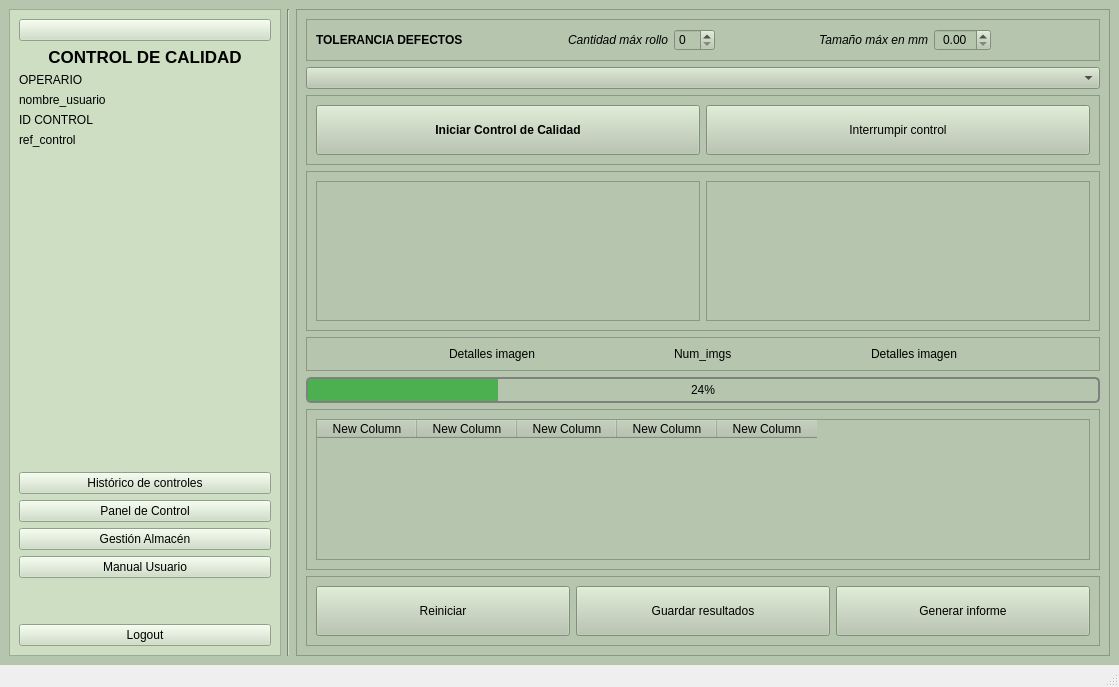
This is frontend/UI/menu_principal_v2.ui in PacoG86/isli as Qt 5 draws it before an edit. The edited form follows.
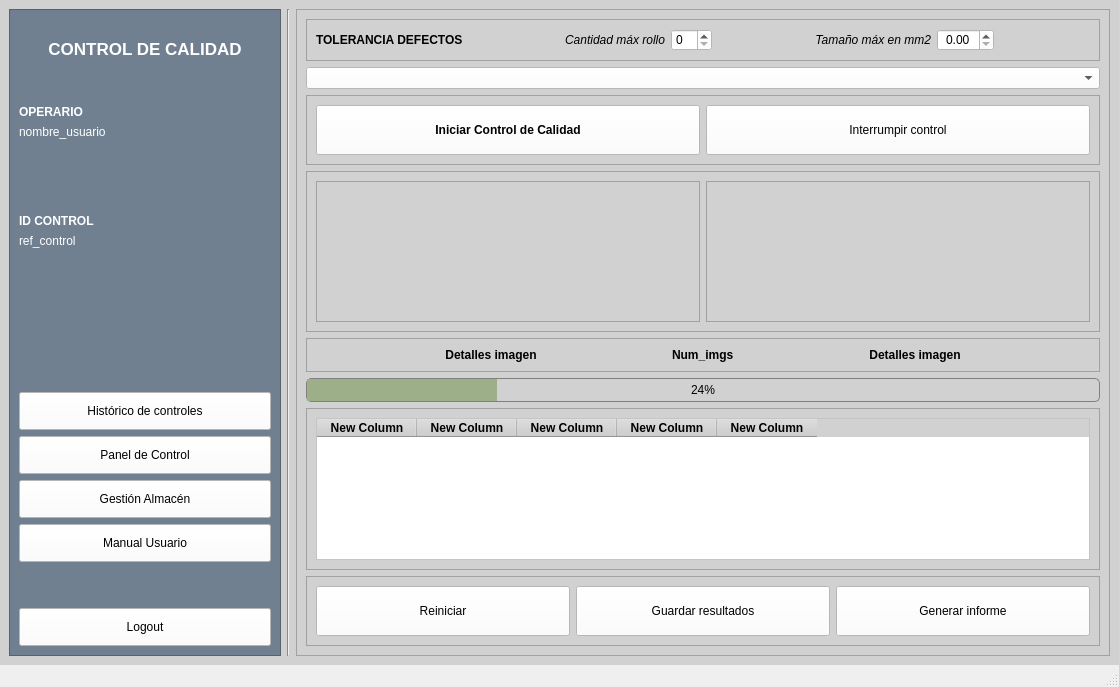
This is the edited form. Icons and pictures are not drawn.

Patch:
```diff
--- a/frontend/UI/menu_principal_v2.ui
+++ b/frontend/UI/menu_principal_v2.ui
@@ -21,7 +21,7 @@
   </property>
   <widget class="QWidget" name="centralwidget">
    <property name="styleSheet">
-    <string notr="true">background-color: rgb(182, 197, 173);</string>
+    <string notr="true">background-color: #D1D1D1;</string>
    </property>
    <layout class="QHBoxLayout" name="horizontalLayout_4">
     <item>
@@ -38,7 +38,7 @@
          </sizepolicy>
         </property>
         <property name="styleSheet">
-         <string notr="true">background-color: rgb(205, 222, 195);</string>
+         <string notr="true">background-color: #708090</string>
         </property>
         <property name="frameShape">
          <enum>QFrame::Shape::StyledPanel</enum>
@@ -46,9 +46,24 @@
         <property name="frameShadow">
          <enum>QFrame::Shadow::Raised</enum>
         </property>
-        <layout class="QVBoxLayout" name="verticalLayout_5" stretch="0,0,0,0,0,0,2,0,0,0,0,0,0">
+        <layout class="QVBoxLayout" name="verticalLayout_5" stretch="0,0,0,0,0,1,0,0,2,0,0,0,0,0,0">
          <item>
           <widget class="QPushButton" name="pushButton_15">
+           <property name="enabled">
+            <bool>false</bool>
+           </property>
+           <property name="styleSheet">
+            <string notr="true">QPushButton {
+    border: none;
+    background: transparent;
+}
+QPushButton:hover {
+    background: transparent;
+}
+QPushButton:pressed {
+    background: transparent;
+}</string>
+           </property>
            <property name="text">
             <string/>
            </property>
@@ -62,6 +77,9 @@
              <height>150</height>
             </size>
            </property>
+           <property name="flat">
+            <bool>true</bool>
+           </property>
           </widget>
          </item>
          <item>
@@ -72,6 +90,9 @@
              <bold>true</bold>
             </font>
            </property>
+           <property name="styleSheet">
+            <string notr="true">color: rgb(255, 255, 255);</string>
+           </property>
            <property name="text">
             <string>CONTROL DE CALIDAD</string>
            </property>
@@ -80,8 +101,29 @@
            </property>
           </widget>
          </item>
+         <item>
+          <spacer name="verticalSpacer_2">
+           <property name="orientation">
+            <enum>Qt::Orientation::Vertical</enum>
+           </property>
+           <property name="sizeHint" stdset="0">
+            <size>
+             <width>20</width>
+             <height>40</height>
+            </size>
+           </property>
+          </spacer>
+         </item>
          <item>
           <widget class="QLabel" name="label_2">
+           <property name="font">
+            <font>
+             <bold>true</bold>
+            </font>
+           </property>
+           <property name="styleSheet">
+            <string notr="true">color: rgb(255, 255, 255);</string>
+           </property>
            <property name="text">
             <string>OPERARIO</string>
            </property>
@@ -89,13 +131,43 @@
          </item>
          <item>
           <widget class="QLabel" name="label_3">
+           <property name="styleSheet">
+            <string notr="true">color: rgb(255, 255, 255);</string>
+           </property>
            <property name="text">
             <string>nombre_usuario</string>
            </property>
           </widget>
          </item>
+         <item>
+          <spacer name="verticalSpacer_3">
+           <property name="orientation">
+            <enum>Qt::Orientation::Vertical</enum>
+           </property>
+           <property name="sizeHint" stdset="0">
+            <size>
+             <width>20</width>
+             <height>40</height>
+            </size>
+           </property>
+          </spacer>
+         </item>
          <item>
           <widget class="QLabel" name="label_10">
+           <property name="minimumSize">
+            <size>
+             <width>0</width>
+             <height>0</height>
+            </size>
+           </property>
+           <property name="font">
+            <font>
+             <bold>true</bold>
+            </font>
+           </property>
+           <property name="styleSheet">
+            <string notr="true">color: rgb(255, 255, 255);</string>
+           </property>
            <property name="text">
             <string>ID CONTROL</string>
            </property>
@@ -103,6 +175,9 @@
          </item>
          <item>
           <widget class="QLabel" name="label_11">
+           <property name="styleSheet">
+            <string notr="true">color: rgb(255, 255, 255);</string>
+           </property>
            <property name="text">
             <string>ref_control</string>
            </property>
@@ -123,6 +198,15 @@
          </item>
          <item>
           <widget class="QPushButton" name="pushButton_historico">
+           <property name="minimumSize">
+            <size>
+             <width>0</width>
+             <height>38</height>
+            </size>
+           </property>
+           <property name="styleSheet">
+            <string notr="true">background-color: rgb(255, 255, 255);</string>
+           </property>
            <property name="text">
             <string>Histórico de controles</string>
            </property>
@@ -130,6 +214,15 @@
          </item>
          <item>
           <widget class="QPushButton" name="pushButton_pcontrol">
+           <property name="minimumSize">
+            <size>
+             <width>0</width>
+             <height>38</height>
+            </size>
+           </property>
+           <property name="styleSheet">
+            <string notr="true">background-color: rgb(255, 255, 255);</string>
+           </property>
            <property name="text">
             <string>Panel de Control</string>
            </property>
@@ -137,6 +230,15 @@
          </item>
          <item>
           <widget class="QPushButton" name="pushButton_gAlmacen">
+           <property name="minimumSize">
+            <size>
+             <width>0</width>
+             <height>38</height>
+            </size>
+           </property>
+           <property name="styleSheet">
+            <string notr="true">background-color: rgb(255, 255, 255);</string>
+           </property>
            <property name="text">
             <string>Gestión Almacén</string>
            </property>
@@ -146,10 +248,13 @@
           <widget class="QPushButton" name="pushButton_manual">
            <property name="minimumSize">
             <size>
-             <width>2</width>
-             <height>9</height>
+             <width>0</width>
+             <height>38</height>
             </size>
            </property>
+           <property name="styleSheet">
+            <string notr="true">background-color: rgb(255, 255, 255);</string>
+           </property>
            <property name="text">
             <string>Manual Usuario</string>
            </property>
@@ -170,6 +275,15 @@
          </item>
          <item>
           <widget class="QPushButton" name="pushButton_3">
+           <property name="minimumSize">
+            <size>
+             <width>0</width>
+             <height>38</height>
+            </size>
+           </property>
+           <property name="styleSheet">
+            <string notr="true">background-color: rgb(255, 255, 255);</string>
+           </property>
            <property name="text">
             <string>Logout</string>
            </property>
@@ -196,6 +310,9 @@
         <layout class="QVBoxLayout" name="verticalLayout_3">
          <item>
           <widget class="QFrame" name="frame_6">
+           <property name="styleSheet">
+            <string notr="true">background-color: #D1D1D1;</string>
+           </property>
            <property name="frameShape">
             <enum>QFrame::Shape::StyledPanel</enum>
            </property>
@@ -244,7 +361,11 @@
              </widget>
             </item>
             <item>
-             <widget class="QSpinBox" name="spinBox"/>
+             <widget class="QSpinBox" name="spinBox">
+              <property name="styleSheet">
+               <string notr="true">background-color: rgb(255, 255, 255);</string>
+              </property>
+             </widget>
             </item>
             <item>
              <spacer name="horizontalSpacer_2">
@@ -267,7 +388,7 @@
                </font>
               </property>
               <property name="text">
-               <string>Tamaño máx en mm</string>
+               <string>Tamaño máx en mm2</string>
               </property>
               <property name="alignment">
                <set>Qt::AlignmentFlag::AlignRight|Qt::AlignmentFlag::AlignTrailing|Qt::AlignmentFlag::AlignVCenter</set>
@@ -276,6 +397,9 @@
             </item>
             <item>
              <widget class="QDoubleSpinBox" name="doubleSpinBox">
+              <property name="styleSheet">
+               <string notr="true">background-color: rgb(255, 255, 255);</string>
+              </property>
               <property name="alignment">
                <set>Qt::AlignmentFlag::AlignCenter</set>
               </property>
@@ -302,6 +426,9 @@
          </item>
          <item>
           <widget class="QComboBox" name="comboBox">
+           <property name="styleSheet">
+            <string notr="true">background-color: rgb(255, 255, 255);</string>
+           </property>
            <property name="placeholderText">
             <string/>
            </property>
@@ -309,6 +436,9 @@
          </item>
          <item>
           <widget class="QFrame" name="frame_5">
+           <property name="styleSheet">
+            <string notr="true">background-color: #D1D1D1;</string>
+           </property>
            <property name="frameShape">
             <enum>QFrame::Shape::StyledPanel</enum>
            </property>
@@ -335,6 +465,9 @@
                 <bold>true</bold>
                </font>
               </property>
+              <property name="styleSheet">
+               <string notr="true">background-color: rgb(255, 255, 255);</string>
+              </property>
               <property name="text">
                <string>Iniciar Control de Calidad</string>
               </property>
@@ -348,6 +481,9 @@
                 <height>50</height>
                </size>
               </property>
+              <property name="styleSheet">
+               <string notr="true">background-color: rgb(255, 255, 255);</string>
+              </property>
               <property name="text">
                <string>Interrumpir control</string>
               </property>
@@ -358,6 +494,9 @@
          </item>
          <item>
           <widget class="QFrame" name="frame_3">
+           <property name="styleSheet">
+            <string notr="true">background-color: #D1D1D1;</string>
+           </property>
            <property name="frameShape">
             <enum>QFrame::Shape::StyledPanel</enum>
            </property>
@@ -376,6 +515,9 @@
          </item>
          <item>
           <widget class="QFrame" name="frame_2">
+           <property name="styleSheet">
+            <string notr="true"/>
+           </property>
            <property name="frameShape">
             <enum>QFrame::Shape::StyledPanel</enum>
            </property>
@@ -385,6 +527,11 @@
            <layout class="QHBoxLayout" name="horizontalLayout_3" stretch="1,0,1">
             <item>
              <widget class="QLabel" name="label_6">
+              <property name="font">
+               <font>
+                <bold>true</bold>
+               </font>
+              </property>
               <property name="text">
                <string>Detalles imagen</string>
               </property>
@@ -395,6 +542,11 @@
             </item>
             <item>
              <widget class="QLabel" name="label_contador">
+              <property name="font">
+               <font>
+                <bold>true</bold>
+               </font>
+              </property>
               <property name="text">
                <string>Num_imgs</string>
               </property>
@@ -402,6 +554,14 @@
             </item>
             <item>
              <widget class="QLabel" name="label_5">
+              <property name="font">
+               <font>
+                <bold>true</bold>
+               </font>
+              </property>
+              <property name="styleSheet">
+               <string notr="true"/>
+              </property>
               <property name="text">
                <string>Detalles imagen</string>
               </property>
@@ -429,13 +589,13 @@
            </property>
            <property name="styleSheet">
             <string notr="true">QProgressBar {
-    border: 2px solid grey;
+    border: 1px solid grey;
     border-radius: 5px;
     text-align: center;
 }
 
 QProgressBar::chunk {
-    background-color: #4CAF50;
+    background-color: #9CAF88;
     width: 10px;
 }</string>
            </property>
@@ -449,6 +609,9 @@
          </item>
          <item>
           <widget class="QFrame" name="frame">
+           <property name="styleSheet">
+            <string notr="true">background-color: #D1D1D1;</string>
+           </property>
            <property name="frameShape">
             <enum>QFrame::Shape::StyledPanel</enum>
            </property>
@@ -458,6 +621,22 @@
            <layout class="QHBoxLayout" name="horizontalLayout_2">
             <item>
              <widget class="QTableWidget" name="tableWidget">
+              <property name="font">
+               <font>
+                <bold>false</bold>
+               </font>
+              </property>
+              <property name="styleSheet">
+               <string notr="true">QHeaderView::section {
+    font-weight: bold;
+}
+QTableWidget {
+    background-color: white;
+}
+QTableWidget::item {
+    font-weight: normal;
+}</string>
+              </property>
               <column>
                <property name="text">
                 <string>New Column</string>
@@ -490,6 +669,9 @@
          </item>
          <item>
           <widget class="QFrame" name="frame_4">
+           <property name="styleSheet">
+            <string notr="true">background-color: #D1D1D1;</string>
+           </property>
            <property name="frameShape">
             <enum>QFrame::Shape::StyledPanel</enum>
            </property>
@@ -511,6 +693,9 @@
                 <height>16777215</height>
                </size>
               </property>
+              <property name="styleSheet">
+               <string notr="true">background-color: rgb(255, 255, 255);</string>
+              </property>
               <property name="text">
                <string>Reiniciar</string>
               </property>
@@ -524,6 +709,9 @@
                 <height>50</height>
                </size>
               </property>
+              <property name="styleSheet">
+               <string notr="true">background-color: rgb(255, 255, 255);</string>
+              </property>
               <property name="text">
                <string>Guardar resultados</string>
               </property>
@@ -537,6 +725,9 @@
                 <height>50</height>
                </size>
               </property>
+              <property name="styleSheet">
+               <string notr="true">background-color: rgb(255, 255, 255);</string>
+              </property>
               <property name="text">
                <string>Generar informe</string>
               </property>
```
Left out of the diff: 2 changed lines with no effect on the pictures.
